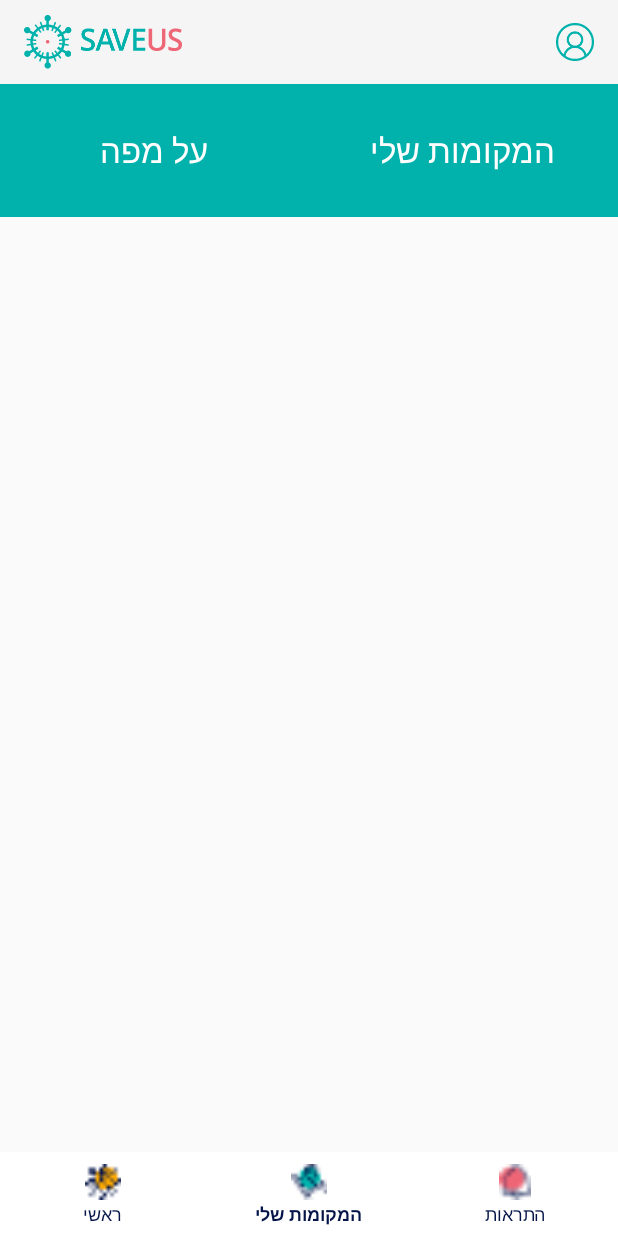
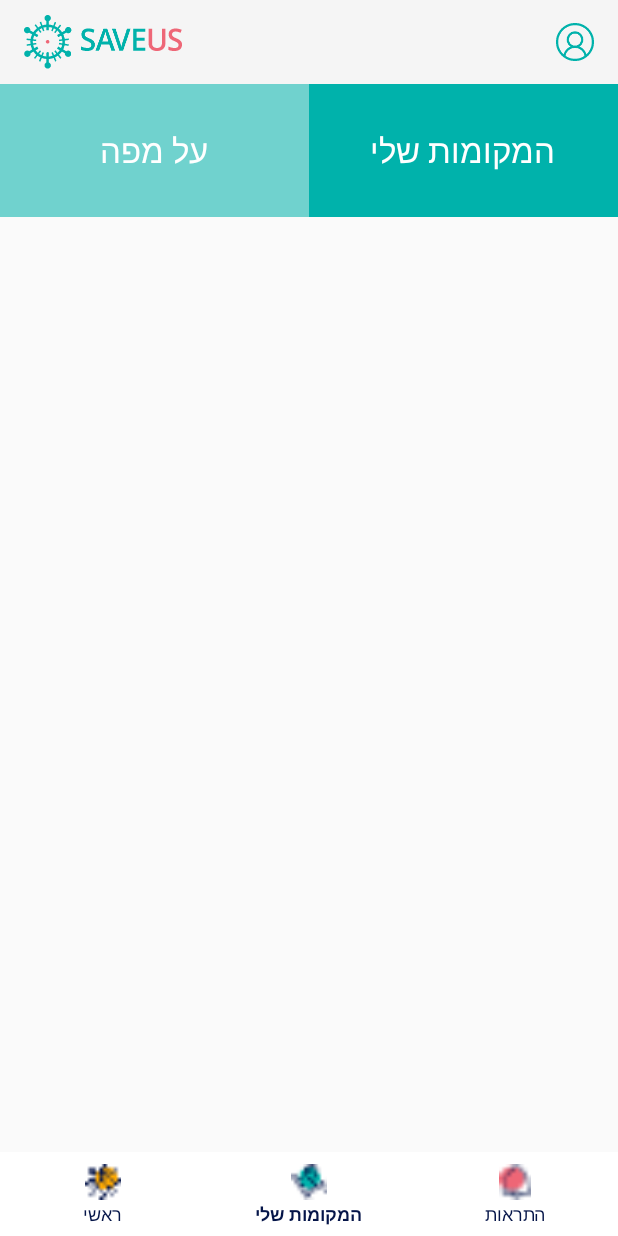
Before and after one commit to moshe-gr/saveUs, an Android app: the MainFragment screen opened directly, with no data from a screen before it, item 2 of the bottom bar chosen, on a phone screen of 412 x 824 dp. Run offline under Robolectric (Android 15) with nearby library versions, the phone set to English and light mode, and no system bars; Roboto replaces fonts that are not available here.

Commit message:
my_places

```diff
--- a/app/src/main/java/com/example/saveus/fragments/MyPlacesFragment.kt
+++ b/app/src/main/java/com/example/saveus/fragments/MyPlacesFragment.kt
@@ -4,22 +4,16 @@ import android.os.Bundle
 import android.view.LayoutInflater
 import android.view.View
 import android.view.ViewGroup
+import android.widget.TextView
 import androidx.fragment.app.Fragment
 import com.example.saveus.R
 
-// the fragment initialization parameters, e.g. ARG_ITEM_NUMBER
-private const val ARG_PARAM1 = "param1"
-private const val ARG_PARAM2 = "param2"
-
 class MyPlacesFragment : Fragment() {
-    private var param1: String? = null
-    private var param2: String? = null
 
     override fun onCreate(savedInstanceState: Bundle?) {
         super.onCreate(savedInstanceState)
         arguments?.let {
-            param1 = it.getString(ARG_PARAM1)
-            param2 = it.getString(ARG_PARAM2)
+
         }
     }
 
@@ -27,8 +21,18 @@ class MyPlacesFragment : Fragment() {
         inflater: LayoutInflater, container: ViewGroup?,
         savedInstanceState: Bundle?
     ): View? {
-        // Inflate the layout for this fragment
-        return inflater.inflate(R.layout.fragment_my_places, container, false)
+        val view = inflater.inflate(R.layout.fragment_my_places, container, false)
+        val myPlacesButton = view.findViewById<TextView>(R.id.my_places_button)
+        val onMapButton = view.findViewById<TextView>(R.id.on_map_button)
+        myPlacesButton.setOnClickListener {
+            it.setBackgroundResource(R.color.turquoise)
+            onMapButton.setBackgroundResource(R.color.turquoise_55)
+        }
+        onMapButton.setOnClickListener {
+            it.setBackgroundResource(R.color.turquoise)
+            myPlacesButton.setBackgroundResource(R.color.turquoise_55)
+        }
+        return view
     }
 
     companion object {
@@ -36,8 +40,7 @@ class MyPlacesFragment : Fragment() {
         fun newInstance() =
             MyPlacesFragment().apply {
                 arguments = Bundle().apply {
-//                    putString(ARG_PARAM1, param1)
-//                    putString(ARG_PARAM2, param2)
+
                 }
             }
     }
--- a/app/src/main/res/layout/fragment_my_places.xml
+++ b/app/src/main/res/layout/fragment_my_places.xml
@@ -12,28 +12,31 @@
         android:layout_height="0dp"
         android:orientation="horizontal"
         android:weightSum="2"
-        android:background="@color/turquoise"
         android:layoutDirection="rtl"
         android:layout_weight="1">
 
         <TextView
+            android:id="@+id/my_places_button"
             android:layout_width="0dp"
             android:layout_height="match_parent"
             android:textColor="@color/white"
             android:textSize="22sp"
             android:fontFamily="@font/assistant"
             android:gravity="center"
-            android:text="המקומות שלי"
+            android:text="@string/my_places_button"
+            android:background="@color/turquoise"
             android:layout_weight="1"/>
 
         <TextView
+            android:id="@+id/on_map_button"
             android:layout_width="0dp"
             android:layout_height="match_parent"
             android:textColor="@color/white"
             android:textSize="22sp"
             android:fontFamily="@font/assistant"
             android:gravity="center"
-            android:text="על מפה"
+            android:text="@string/on_map_button"
+            android:background="@color/turquoise_55"
             android:layout_weight="1"/>
 
     </LinearLayout>
--- a/app/src/main/res/values/colors.xml
+++ b/app/src/main/res/values/colors.xml
@@ -8,6 +8,7 @@
     <color name="black">#FF000000</color>
     <color name="white">#FFFFFFFF</color>
     <color name="turquoise">#00b2ab</color>
+    <color name="turquoise_55">#8c00b2ab</color>
     <color name="on_boarding_text">#454e6c</color>
     <color name="login_text">#051549</color>
     <color name="login_background">#fafbfc</color>
--- a/app/src/main/res/values/strings.xml
+++ b/app/src/main/res/values/strings.xml
@@ -33,4 +33,6 @@
     <string name="circle_1_text">התחל לרשום</string>
     <string name="circle_2_title">עצור</string>
 
+    <string name="my_places_button">המקומות שלי</string>
+    <string name="on_map_button">על מפה</string>
 </resources>
```
